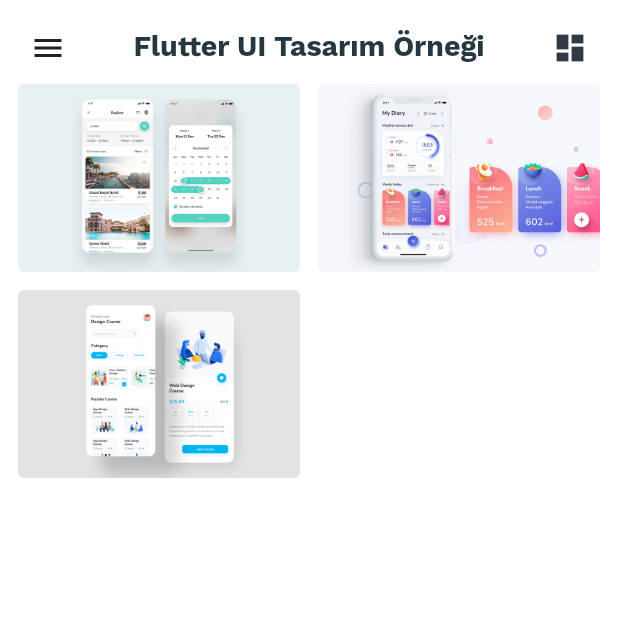
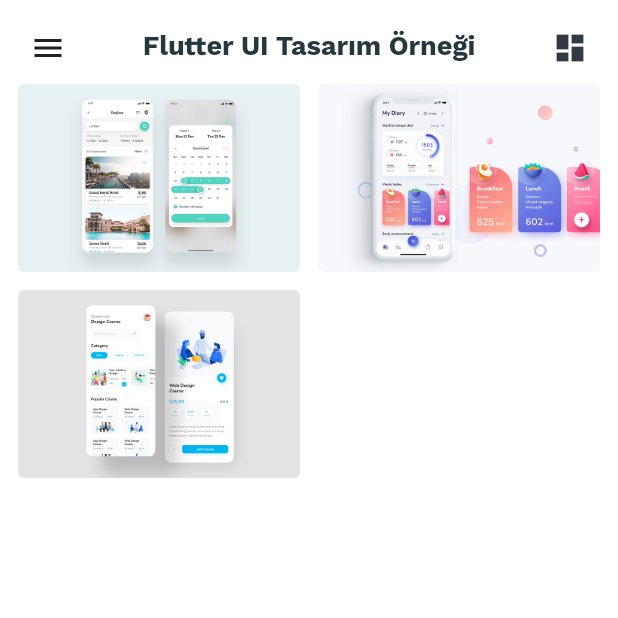
Before and after one commit to ilyasaglar/Flutter-Template, a Flutter app: the screen it shows after launch, on a phone screen of 412 x 824 dp, the top half of it. Run offline on Flutter 3.47's test engine with Material 2 defaults, Android fonts, the phone set to English and light mode, and no system bars; our stand-ins replace font_awesome_flutter, smooth_star_rating.

Commit message:
fontsize edited

```diff
--- a/lib/fitness/my_diary/meals_list_view.dart
+++ b/lib/fitness/my_diary/meals_list_view.dart
@@ -194,7 +194,7 @@ class MealsView extends StatelessWidget {
                                         padding: const EdgeInsets.only(
                                             left: 4, bottom: 3),
                                         child: Text(
-                                          'KaloriS',
+                                          'Kalori',
                                           style: TextStyle(
                                             fontFamily:
                                                 FintnessAppTheme.fontName,
--- a/lib/fitness/my_diary/my_diary_screen.dart
+++ b/lib/fitness/my_diary/my_diary_screen.dart
@@ -255,7 +255,7 @@ class _MyDiaryScreenState extends State<MyDiaryScreen>
                                   style: TextStyle(
                                     fontFamily: FintnessAppTheme.fontName,
                                     fontWeight: FontWeight.w700,
-                                    fontSize: 20.5 + 6 - 6 * topBarOpacity,
+                                    fontSize: 18 + 6 - 6 * topBarOpacity,
                                     letterSpacing: 1.2,
                                     color: FintnessAppTheme.darkerText,
                                   ),
--- a/lib/fitness/my_diary/water_view.dart
+++ b/lib/fitness/my_diary/water_view.dart
@@ -89,7 +89,7 @@ class _WaterViewState extends State<WaterView> with TickerProviderStateMixin {
                                 Padding(
                                   padding: const EdgeInsets.only(left: 4, top: 2, bottom: 14),
                                   child: Text(
-                                    'Günlük Hedef 3.5L',
+                                    'Günlük Hedef 3.5 Lt',
                                     textAlign: TextAlign.center,
                                     style: TextStyle(
                                       fontFamily: FintnessAppTheme.fontName,
@@ -159,7 +159,7 @@ class _WaterViewState extends State<WaterView> with TickerProviderStateMixin {
                                         ),
                                         Flexible(
                                           child: Text(
-                                            'Şişenizi doldurun.',
+                                            'Şişenizi doldurun!',
                                             textAlign: TextAlign.start,
                                             style: TextStyle(
                                               fontFamily: FintnessAppTheme.fontName,
--- a/lib/home_screen.dart
+++ b/lib/home_screen.dart
@@ -132,7 +132,7 @@ class _MyHomePageState extends State<MyHomePage> with TickerProviderStateMixin {
                 child: Text(
                   'Flutter UI Tasarım Örneği',
                   style: TextStyle(
-                    fontSize: 19,
+                    fontSize: 18,
                     color: AppTheme.darkText,
                     fontWeight: FontWeight.w700,
                   ),
```
